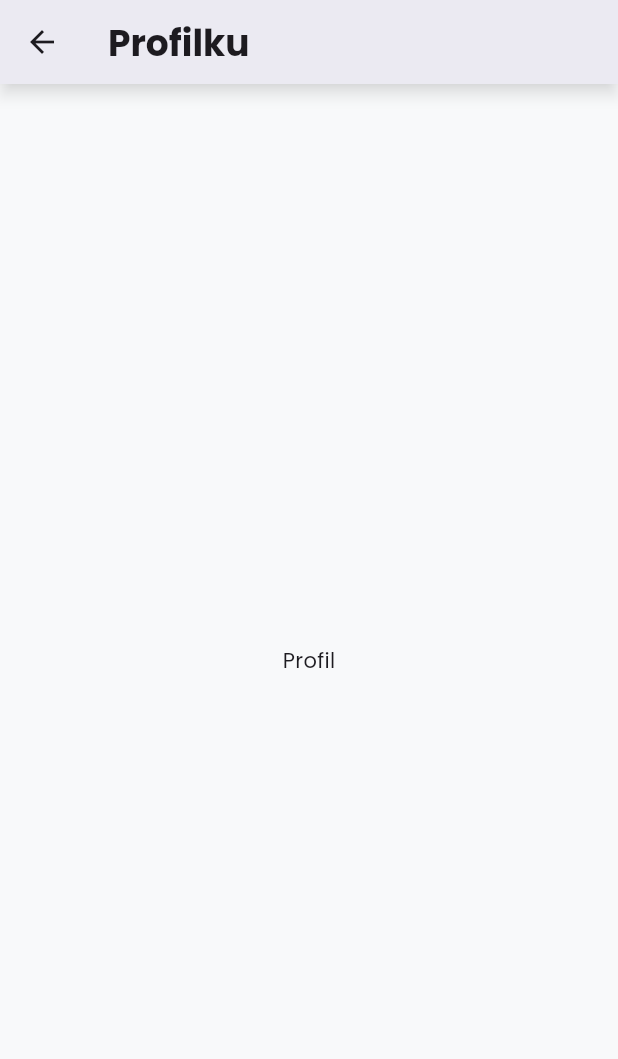
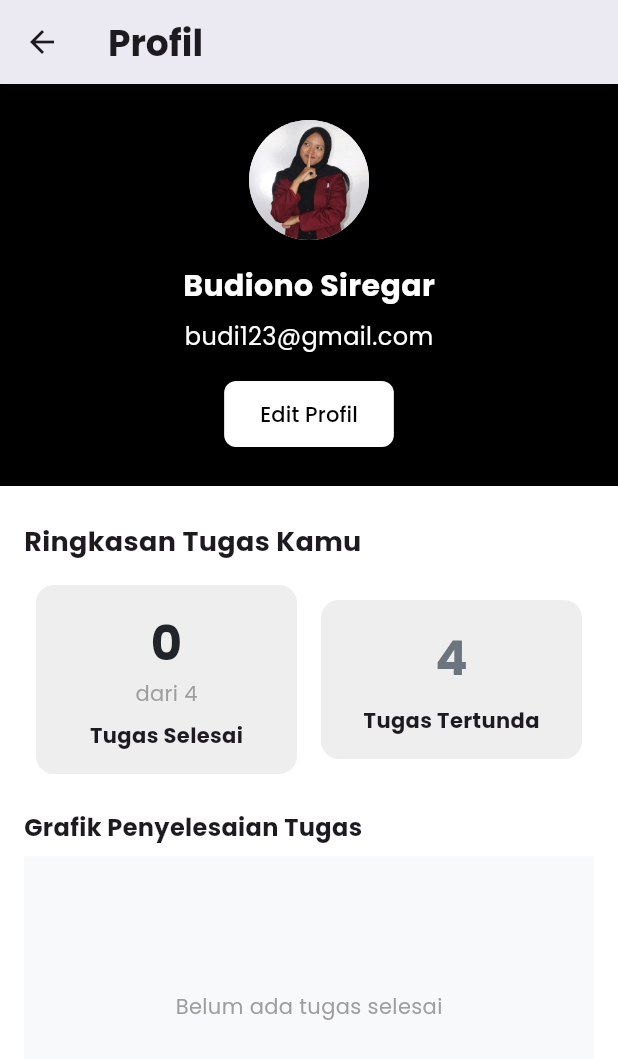
Before and after one commit to Nitaa1904/NoteQu_PPB05, a Flutter app: the Profil screen opened directly, on a phone screen of 412 x 824 dp. Shown: the top 1059 px of the screen. Run offline on Flutter 3.47's test engine with Material 3 defaults, Android fonts, the phone set to English and light mode, and no system bars; our stand-ins replace google_fonts, table_calendar.

Commit message:
feat: add and improve profile page display with task summary

```diff
--- a/lib/pages/profil/profil.dart
+++ b/lib/pages/profil/profil.dart
@@ -9,15 +9,146 @@ class Profil extends StatelessWidget {
     return Scaffold(
       appBar: AppBar(
         title: const Text(
-          "Profilku",
+          "Profil",
           style: TextStyle(fontSize: 24, fontWeight: FontWeight.bold),
         ),
         elevation: 4.0,
         shadowColor: ColorCollection.primary900.withOpacity(0.3),
         backgroundColor: ColorCollection.primary100,
       ),
-      backgroundColor: ColorCollection.primary100,
-      body: const Center(child: Text("Profil")),
+      backgroundColor: Colors.white,
+      body: SingleChildScrollView(
+        child: Column(
+          children: [
+            // Bagian header dengan background full width
+            Container(
+              width: double.infinity,
+              color: Colors.black,
+              padding: const EdgeInsets.symmetric(vertical: 24),
+              child: Column(
+                children: [
+                  const CircleAvatar(
+                    radius: 40,
+                    backgroundImage: AssetImage('assets/images/profile.jpeg'),
+                  ),
+                  const SizedBox(height: 16),
+                  const Text(
+                    "Budiono Siregar",
+                    style: TextStyle(
+                      fontSize: 20,
+                      fontWeight: FontWeight.bold,
+                      color: Colors.white,
+                    ),
+                  ),
+                  const SizedBox(height: 8),
+                  const Text(
+                    "budi123@gmail.com",
+                    style: TextStyle(fontSize: 16, color: Colors.white),
+                  ),
+                  const SizedBox(height: 16),
+                  ElevatedButton(
+                    onPressed: () {
+                      // Tambahkan logika edit profil
+                    },
+                    style: ElevatedButton.styleFrom(
+                      backgroundColor: Colors.white,
+                      foregroundColor: Colors.black,
+                      padding: const EdgeInsets.symmetric(
+                          horizontal: 24, vertical: 12),
+                      shape: RoundedRectangleBorder(
+                          borderRadius: BorderRadius.circular(8)),
+                    ),
+                    child: const Text("Edit Profil"),
+                  ),
+                ],
+              ),
+            ),
+            const SizedBox(height: 24),
+
+            // Ringkasan tugas
+            Padding(
+              padding: const EdgeInsets.symmetric(horizontal: 16.0),
+              child: Column(
+                crossAxisAlignment: CrossAxisAlignment.start,
+                children: [
+                  const Text(
+                    "Ringkasan Tugas Kamu",
+                    style: TextStyle(
+                      fontSize: 18,
+                      fontWeight: FontWeight.bold,
+                    ),
+                  ),
+                  const SizedBox(height: 16),
+                  Row(
+                    mainAxisAlignment: MainAxisAlignment.spaceBetween,
+                    children: [
+                      _buildSummaryCard("Tugas Selesai", "0", "dari 4",
+                          ColorCollection.primary900),
+                      _buildSummaryCard("Tugas Tertunda", "4", "",
+                          ColorCollection.neutral600),
+                    ],
+                  ),
+                  const SizedBox(height: 24),
+                  const Text(
+                    "Grafik Penyelesaian Tugas",
+                    style: TextStyle(
+                      fontSize: 16,
+                      fontWeight: FontWeight.bold,
+                    ),
+                  ),
+                  const SizedBox(height: 8),
+                  Container(
+                    height: 200,
+                    color: ColorCollection.primary100,
+                    child: const Center(
+                      child: Text(
+                        "Belum ada tugas selesai",
+                        style: TextStyle(color: Colors.grey),
+                      ),
+                    ),
+                  ),
+                ],
+              ),
+            ),
+          ],
+        ),
+      ),
+    );
+  }
+
+  Widget _buildSummaryCard(
+      String title, String value, String subtitle, Color color) {
+    return Expanded(
+      child: Container(
+        margin: const EdgeInsets.symmetric(horizontal: 8),
+        padding: const EdgeInsets.all(16),
+        decoration: BoxDecoration(
+          color: Colors.grey[200],
+          borderRadius: BorderRadius.circular(12),
+        ),
+        child: Column(
+          children: [
+            Text(
+              value,
+              style: TextStyle(
+                fontSize: 32,
+                fontWeight: FontWeight.bold,
+                color: color,
+              ),
+            ),
+            if (subtitle.isNotEmpty)
+              Text(
+                subtitle,
+                style: const TextStyle(fontSize: 14, color: Colors.grey),
+              ),
+            const SizedBox(height: 8),
+            Text(
+              title,
+              style: const TextStyle(fontSize: 14, fontWeight: FontWeight.bold),
+            ),
+          ],
+        ),
+      ),
     );
   }
 }
--- a/pubspec.yaml
+++ b/pubspec.yaml
@@ -64,6 +64,7 @@ flutter:
     - assets/bubblesbg.png
     - assets/bubblesbg.svg
     - assets/images/Empty.png
+    - assets/images/profile.jpeg
 
   # An image asset can refer to one or more resolution-specific "variants", see
   # https://flutter.dev/to/resolution-aware-images
```
Also changed, not shown: assets/images/profile.jpeg (added).
